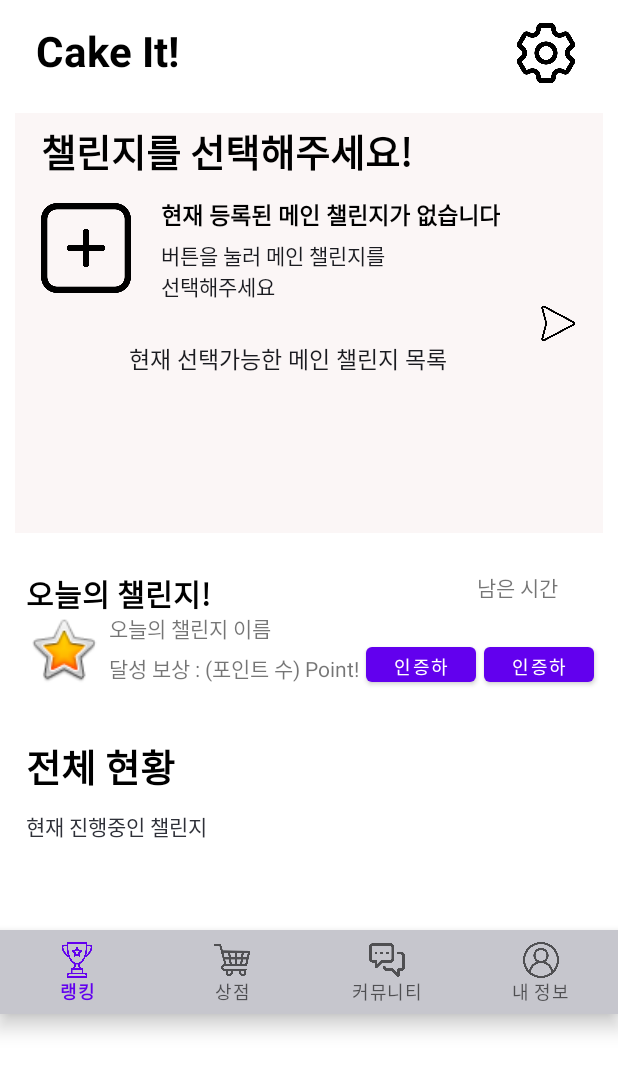
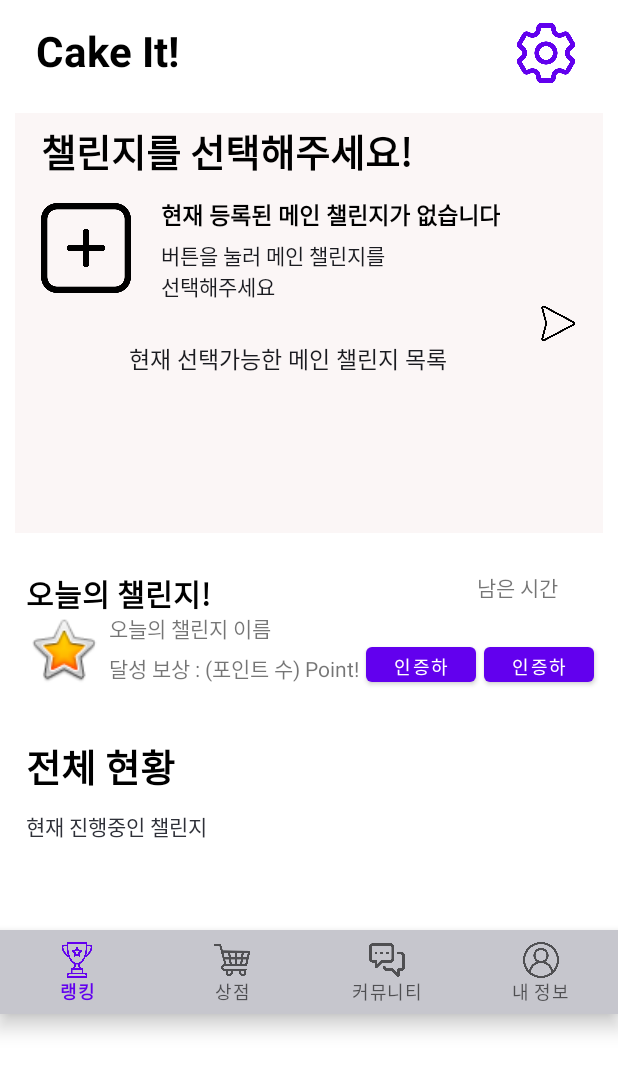
Before and after one commit to zzammin/Sw_project_android, an Android app: the screen it shows after launch (MainActivity), on a phone screen of 412 x 824 dp. Shown: the top 1072 px of the screen. Run offline under Robolectric (Android 15) with nearby library versions, the phone set to English and light mode, and no system bars.

Commit message:
0817 / setting 이미지 뷰를 버튼으로 변경

```diff
--- a/app/src/main/res/layout/activity_main.xml
+++ b/app/src/main/res/layout/activity_main.xml
@@ -30,16 +30,17 @@
             app:layout_constraintStart_toStartOf="parent"
             app:layout_constraintTop_toTopOf="parent"
             app:layout_constraintVertical_bias="0.416" />
-
-        <ImageView
-            android:id="@+id/imageView2"
+        <Button
+            android:id="@+id/setting_button"
+            android:layout_height="40dp"
             android:layout_width="40dp"
-            android:layout_height="40dp"
             android:layout_marginEnd="28dp"
             app:layout_constraintBottom_toBottomOf="parent"
             app:layout_constraintEnd_toEndOf="parent"
             app:layout_constraintTop_toTopOf="parent"
-            app:srcCompat="@drawable/setting" />
+            android:background="@drawable/setting"
+            >
+        </Button>
 
     </androidx.constraintlayout.widget.ConstraintLayout>
 
```
